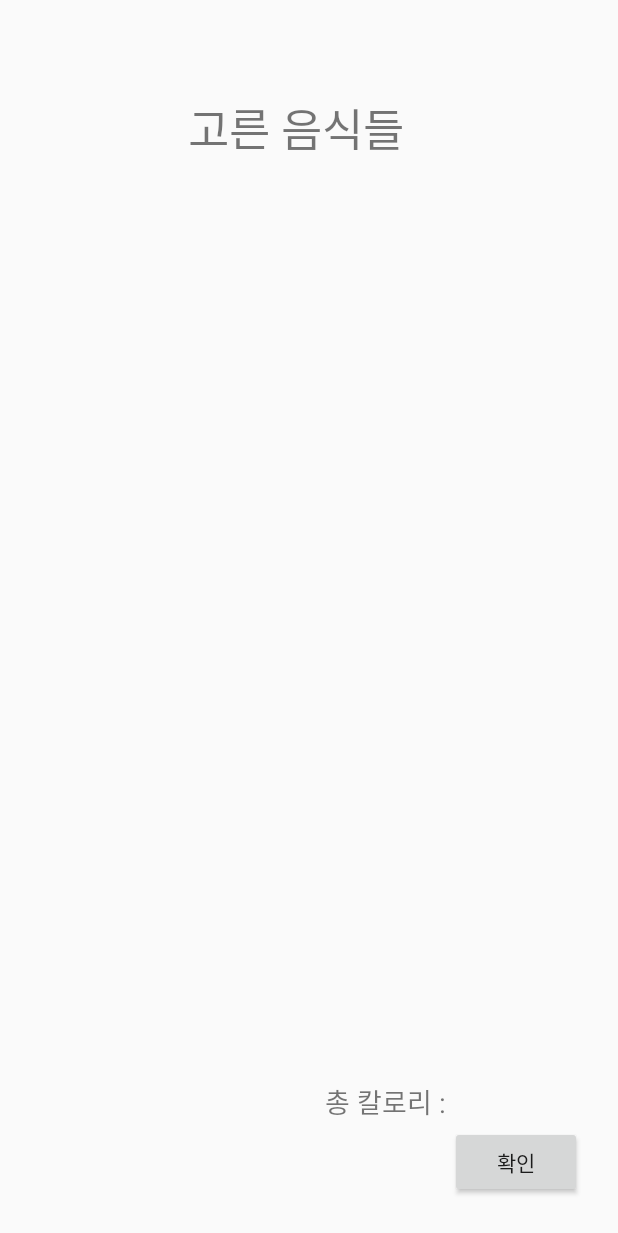
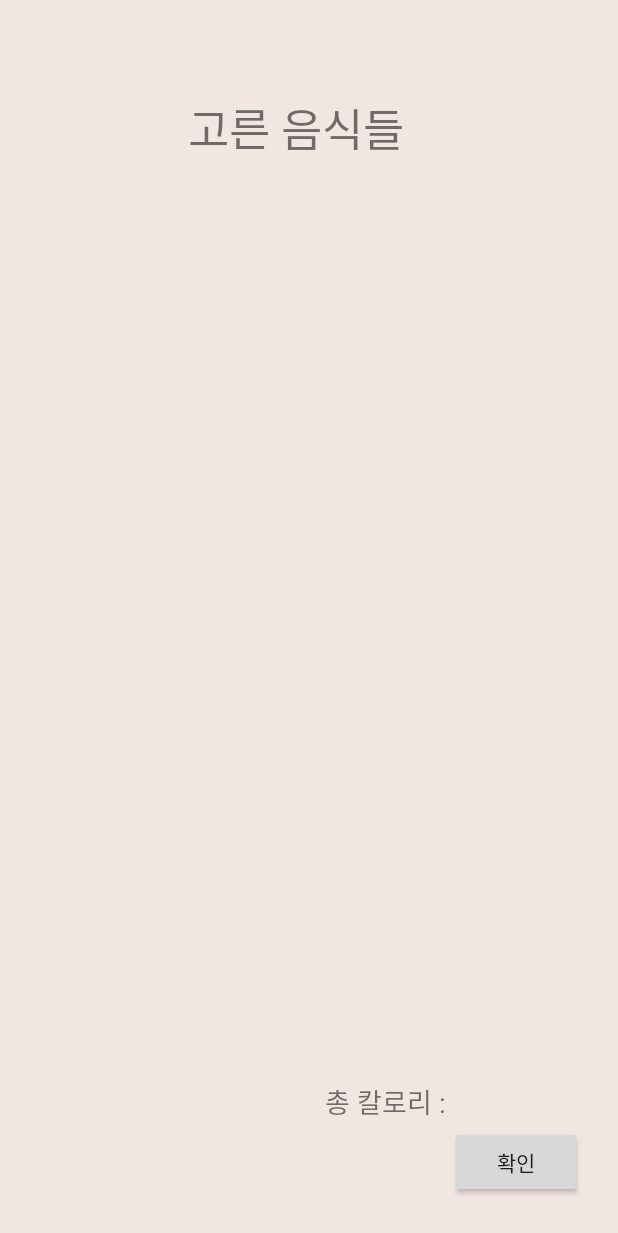
Before and after one commit to structsize/GSM_Festival, an Android app: the FoodCheck screen opened directly, with no data from a screen before it, on a phone screen of 412 x 824 dp. Shown: the top 1233 px of the screen. Run offline under Robolectric (Android 15) with nearby library versions, the phone set to English and light mode, and no system bars.

Commit message:
[UPDATE] background

```diff
--- a/GSM_Festival/app/src/main/res/layout/activity_dessert_dish.xml
+++ b/GSM_Festival/app/src/main/res/layout/activity_dessert_dish.xml
@@ -329,11 +329,9 @@
         android:layout_width="167dp"
         android:layout_height="44dp"
         android:layout_marginStart="88dp"
-        android:layout_marginLeft="88dp"
         android:layout_marginTop="36dp"
         android:layout_marginEnd="222dp"
-        android:layout_marginRight="222dp"
-        android:text="TextView"
+        android:text="체중관리 식단표"
         android:textAppearance="@style/TextAppearance.AppCompat.Body1"
         app:layout_constraintEnd_toStartOf="@+id/ScrollView"
         app:layout_constraintHorizontal_bias="0.0"
--- a/GSM_Festival/app/src/main/res/layout/activity_food_check.xml
+++ b/GSM_Festival/app/src/main/res/layout/activity_food_check.xml
@@ -4,7 +4,8 @@
     xmlns:tools="http://schemas.android.com/tools"
     android:layout_width="match_parent"
     android:layout_height="match_parent"
-    tools:context=".FoodCheck">
+    tools:context=".FoodCheck"
+    android:background="@drawable/background">
 
     <ListView
         android:id="@+id/listView2"
--- a/GSM_Festival/app/src/main/res/layout/activity_main.xml
+++ b/GSM_Festival/app/src/main/res/layout/activity_main.xml
@@ -61,7 +61,7 @@
         android:orientation="horizontal" >
 
         <ImageButton
-            android:id="@+id/imageButton2"
+            android:id="@+id/startbtn"
             android:layout_width="match_parent"
             android:layout_height="223dp"
             android:layout_weight="1"
--- a/GSM_Festival/app/src/main/res/layout/activity_main_dish.xml
+++ b/GSM_Festival/app/src/main/res/layout/activity_main_dish.xml
@@ -274,11 +274,9 @@
         android:layout_width="167dp"
         android:layout_height="44dp"
         android:layout_marginStart="88dp"
-    android:layout_marginLeft="88dp"
         android:layout_marginTop="36dp"
         android:layout_marginEnd="222dp"
-    android:layout_marginRight="222dp"
-    android:text="TextView"
+        android:text="체중관리 식단표"
         android:textAppearance="@style/TextAppearance.AppCompat.Body1"
         app:layout_constraintEnd_toStartOf="@+id/ScrollView"
         app:layout_constraintHorizontal_bias="0.0"
--- a/GSM_Festival/app/src/main/res/layout/activity_side_dish.xml
+++ b/GSM_Festival/app/src/main/res/layout/activity_side_dish.xml
@@ -268,11 +268,9 @@
         android:layout_width="167dp"
         android:layout_height="44dp"
         android:layout_marginStart="88dp"
-        android:layout_marginLeft="88dp"
         android:layout_marginTop="36dp"
         android:layout_marginEnd="222dp"
-        android:layout_marginRight="222dp"
-        android:text="TextView"
+        android:text="체중관리 식단표"
         android:textAppearance="@style/TextAppearance.AppCompat.Body1"
         app:layout_constraintEnd_toStartOf="@+id/ScrollView"
         app:layout_constraintHorizontal_bias="0.0"
```
Lines whose indentation alone changed are shown as unchanged.
